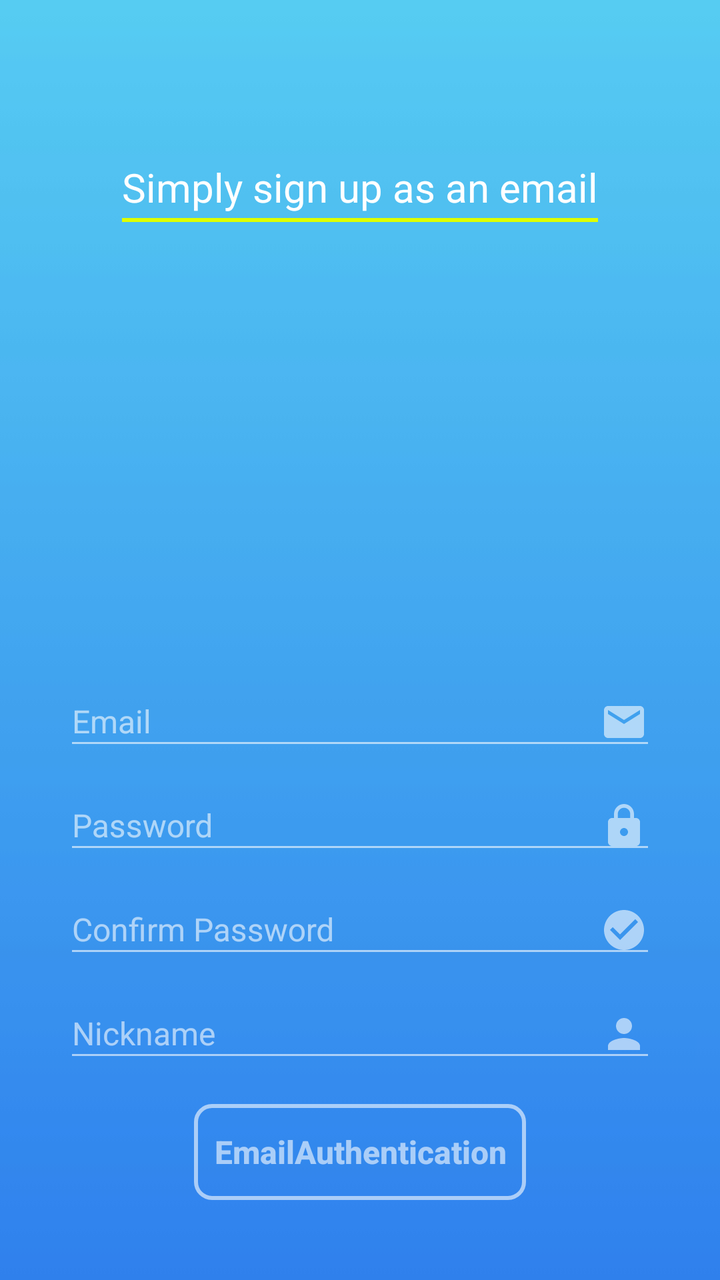
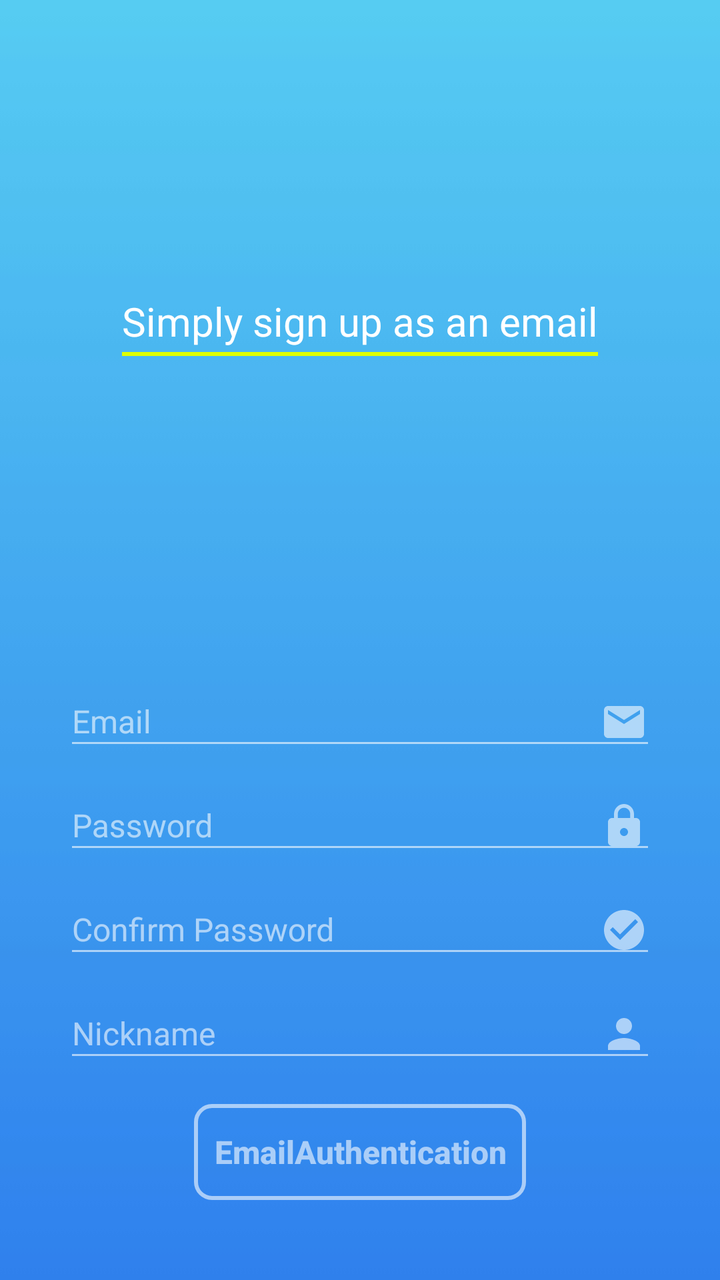

Before-and-after screenshots of an Android layout around one commit, followed by the original layout XML and the change that was made.
<!-- AndroidManifest.xml: application theme AppTheme -->
<!-- res/layout/activity_join.xml -->
<?xml version="1.0" encoding="utf-8"?>
<RelativeLayout xmlns:android="http://schemas.android.com/apk/res/android"
xmlns:app="http://schemas.android.com/apk/res-auto"
xmlns:tools="http://schemas.android.com/tools"
android:layout_width="match_parent"
android:layout_height="match_parent"
android:id="@+id/rlRoot"
android:background="@drawable/blue_skies">



<LinearLayout
    android:id="@+id/linearLayout"
    android:layout_width="wrap_content"
    android:layout_height="wrap_content"
    android:layout_alignParentTop="true"
    android:layout_centerHorizontal="true"
    android:layout_marginTop="80dp"
    android:orientation="horizontal">

    <LinearLayout
        android:layout_width="wrap_content"
        android:layout_height="wrap_content"
        android:orientation="vertical">

        <TextView
            android:id="@+id/textView"
            android:layout_width="wrap_content"
            android:layout_height="wrap_content"
            android:text="@string/textSimplySignupEmail"
            android:textColor="#ffffff"
            android:textSize="20sp" />

        <View
            android:layout_width="match_parent"
            android:layout_height="2dp"
            android:layout_marginTop="2dp"
            android:background="#deff00" />

    </LinearLayout>


</LinearLayout>


<LinearLayout
    android:layout_width="match_parent"
    android:layout_height="wrap_content"
    android:layout_alignParentBottom="true"
    android:layout_centerHorizontal="true"
    android:layout_marginBottom="32dp"
    android:orientation="vertical"
    android:paddingLeft="32dp"
    android:paddingRight="32dp">



    <com.google.android.material.textfield.TextInputLayout
        android:layout_width="match_parent"
        android:layout_height="wrap_content"
        android:textColorHint="#96ffffff"
        android:theme="@style/EditScreenTextInputLayoutStyle">

        <com.google.android.material.textfield.TextInputEditText
            android:layout_width="match_parent"
            android:layout_height="match_parent"
            android:drawablePadding="16dp"
            android:drawableRight="@drawable/ic_email_white_24dp"
            android:hint="@string/textEmail"
            android:id="@+id/etId"
            android:inputType="textEmailAddress"
            android:maxLines="1"
            android:textColor="@android:color/white"
            android:textSize="16sp" />
    </com.google.android.material.textfield.TextInputLayout>

    <com.google.android.material.textfield.TextInputLayout
        android:layout_width="match_parent"
        android:layout_height="wrap_content"
        android:textColorHint="#96ffffff"
        android:theme="@style/EditScreenTextInputLayoutStyle">

        <com.google.android.material.textfield.TextInputEditText
            android:layout_width="match_parent"
            android:layout_height="match_parent"
            android:drawablePadding="16dp"
            android:drawableRight="@drawable/ic_lock_white_24dp"
            android:hint="@string/textPassword"
            android:id="@+id/etPassword"
            android:inputType="textPassword"
            android:maxLines="1"
            android:textColor="@android:color/white"
            android:textSize="16sp" />
    </com.google.android.material.textfield.TextInputLayout>


    <com.google.android.material.textfield.TextInputLayout
        android:layout_width="match_parent"
        android:layout_height="wrap_content"
        android:textColorHint="#96ffffff"
        android:theme="@style/EditScreenTextInputLayoutStyle">

        <com.google.android.material.textfield.TextInputEditText
            android:layout_width="match_parent"
            android:layout_height="match_parent"
            android:drawablePadding="16dp"
            android:drawableRight="@drawable/ic_confirm"
            android:hint="@string/textConfirmPassword"
            android:id="@+id/etRePassword"
            android:inputType="textPassword"
            android:maxLines="1"
            android:textColor="@android:color/white"
            android:textSize="16sp" />
    </com.google.android.material.textfield.TextInputLayout>

    <com.google.android.material.textfield.TextInputLayout
        android:layout_width="match_parent"
        android:layout_height="wrap_content"
        android:textColorHint="#96ffffff"
        android:theme="@style/EditScreenTextInputLayoutStyle">

        <com.google.android.material.textfield.TextInputEditText
            android:layout_width="match_parent"
            android:layout_height="match_parent"
            android:drawablePadding="16dp"
            android:drawableRight="@drawable/ic_nickname"
            android:hint="@string/textNickname"
            android:id="@+id/etNick"
            android:maxLines="1"
            android:textColor="@android:color/white"
            android:textSize="16sp" />
    </com.google.android.material.textfield.TextInputLayout>

    <LinearLayout
        android:layout_width="match_parent"
        android:layout_height="wrap_content"
        android:layout_marginTop="16dp"
        android:layout_marginBottom="8dp"
        android:gravity="center"
        android:orientation="horizontal">



        <Button
            android:layout_width="wrap_content"
            android:layout_height="wrap_content"
            android:background="@drawable/buttonshapewhitebg"
            android:text="@string/textEmailAuthentication"
            android:id="@+id/btnJoin"
            android:textAllCaps="false"
            android:textColor="#96ffffff"
            android:textSize="16dp"
            android:padding="10dp"
            android:textStyle="bold" />


    </LinearLayout>

</LinearLayout>


</RelativeLayout>
<!-- resources referenced by this layout -->
<resources>
  <!-- drawable blue_skies: jpg bitmap (drawable, 1647 bytes) -->
  <!-- drawable buttonshapewhitebg (drawable) -->
  <?xml version="1.0" encoding="utf-8"?>
  <selector xmlns:android="http://schemas.android.com/apk/res/android">
      <item>
          <shape android:shape="rectangle">
              <corners android:radius="8dp" />
              <solid android:color="@android:color/transparent"/>
              <stroke android:color="#96ffffff"
                  android:width="2dp"/>
          </shape>
      </item>
  </selector>
  <!-- drawable ic_confirm (drawable) -->
  <vector xmlns:android="http://schemas.android.com/apk/res/android"
          android:width="24dp"
          android:height="24dp"
          android:viewportWidth="24.0"
          android:viewportHeight="24.0">
      <path
          android:fillColor="#96ffffff"
          android:pathData="M12,2C6.48,2 2,6.48 2,12s4.48,10 10,10 10,-4.48 10,-10S17.52,2 12,2zM10,17l-5,-5 1.41,-1.41L10,14.17l7.59,-7.59L19,8l-9,9z"/>
  </vector>
  <!-- drawable ic_email_white_24dp (drawable) -->
  <vector xmlns:android="http://schemas.android.com/apk/res/android"
          android:width="24dp"
          android:height="24dp"
          android:viewportWidth="24.0"
          android:viewportHeight="24.0">
      <path
          android:fillColor="#96ffffff"
          android:pathData="M20,4L4,4c-1.1,0 -1.99,0.9 -1.99,2L2,18c0,1.1 0.9,2 2,2h16c1.1,0 2,-0.9 2,-2L22,6c0,-1.1 -0.9,-2 -2,-2zM20,8l-8,5 -8,-5L4,6l8,5 8,-5v2z"/>
  </vector>
  <!-- drawable ic_lock_white_24dp (drawable) -->
  <vector xmlns:android="http://schemas.android.com/apk/res/android"
          android:width="24dp"
          android:height="24dp"
          android:viewportWidth="24.0"
          android:viewportHeight="24.0">
      <path
          android:fillColor="#96ffffff"
          android:pathData="M18,8h-1L17,6c0,-2.76 -2.24,-5 -5,-5S7,3.24 7,6v2L6,8c-1.1,0 -2,0.9 -2,2v10c0,1.1 0.9,2 2,2h12c1.1,0 2,-0.9 2,-2L20,10c0,-1.1 -0.9,-2 -2,-2zM12,17c-1.1,0 -2,-0.9 -2,-2s0.9,-2 2,-2 2,0.9 2,2 -0.9,2 -2,2zM15.1,8L8.9,8L8.9,6c0,-1.71 1.39,-3.1 3.1,-3.1 1.71,0 3.1,1.39 3.1,3.1v2z"/>
  </vector>
  <!-- drawable ic_nickname (drawable) -->
  <vector xmlns:android="http://schemas.android.com/apk/res/android"
          android:width="24dp"
          android:height="24dp"
          android:viewportWidth="24.0"
          android:viewportHeight="24.0">
      <path
          android:fillColor="#96ffffff"
          android:pathData="M12,12c2.21,0 4,-1.79 4,-4s-1.79,-4 -4,-4 -4,1.79 -4,4 1.79,4 4,4zM12,14c-2.67,0 -8,1.34 -8,4v2h16v-2c0,-2.66 -5.33,-4 -8,-4z"/>
  </vector>
  <string name="textConfirmPassword">Confirm Password</string>
  <string name="textEmail">Email</string>
  <string name="textEmailAuthentication">EmailAuthentication</string>
  <string name="textNickname">Nickname</string>
  <string name="textPassword">Password</string>
  <string name="textSimplySignupEmail">Simply sign up as an email</string>
  <style name="EditScreenTextInputLayoutStyle" parent="Theme.AppCompat.Light.DarkActionBar">
          <item name="colorControlNormal">@color/textInputLayout</item>
          <item name="colorControlActivated">@color/textInputLayout</item>
          <item name="colorControlHighlight">@color/textInputLayout</item>
          <item name="colorAccent">@color/textInputLayout</item>
          <item name="android:textColorHint">@color/textInputLayout</item>
      </style>
  <style name="AppTheme" parent="Theme.AppCompat.Light.DarkActionBar">
          
          <item name="colorPrimary">@color/blueSkiestop</item>
          <item name="colorPrimaryDark">@color/blueSkiestop</item>
          <item name="colorAccent">@color/black</item>
      </style>
  <color name="textInputLayout">#96ffffff</color>
  <color name="blueSkiestop">#56CBF2</color>
  <color name="black">#000</color>
</resources>

<!-- the commit's change to res/layout/activity_join.xml (unified diff, before → after) -->
@@ -13,9 +13,9 @@ android:background="@drawable/blue_skies">
     android:id="@+id/linearLayout"
     android:layout_width="wrap_content"
     android:layout_height="wrap_content"
-    android:layout_alignParentTop="true"
     android:layout_centerHorizontal="true"
-    android:layout_marginTop="80dp"
+    android:layout_marginBottom="150dp"
+    android:layout_above="@+id/llCenter"
     android:orientation="horizontal">
 
     <LinearLayout
@@ -43,120 +43,119 @@ android:background="@drawable/blue_skies">
 </LinearLayout>
 
 
-<LinearLayout
-    android:layout_width="match_parent"
-    android:layout_height="wrap_content"
-    android:layout_alignParentBottom="true"
-    android:layout_centerHorizontal="true"
-    android:layout_marginBottom="32dp"
-    android:orientation="vertical"
-    android:paddingLeft="32dp"
-    android:paddingRight="32dp">
-
-
-
-    <com.google.android.material.textfield.TextInputLayout
-        android:layout_width="match_parent"
-        android:layout_height="wrap_content"
-        android:textColorHint="#96ffffff"
-        android:theme="@style/EditScreenTextInputLayoutStyle">
-
-        <com.google.android.material.textfield.TextInputEditText
-            android:layout_width="match_parent"
-            android:layout_height="match_parent"
-            android:drawablePadding="16dp"
-            android:drawableRight="@drawable/ic_email_white_24dp"
-            android:hint="@string/textEmail"
-            android:id="@+id/etId"
-            android:inputType="textEmailAddress"
-            android:maxLines="1"
-            android:textColor="@android:color/white"
-            android:textSize="16sp" />
-    </com.google.android.material.textfield.TextInputLayout>
-
-    <com.google.android.material.textfield.TextInputLayout
-        android:layout_width="match_parent"
-        android:layout_height="wrap_content"
-        android:textColorHint="#96ffffff"
-        android:theme="@style/EditScreenTextInputLayoutStyle">
-
-        <com.google.android.material.textfield.TextInputEditText
-            android:layout_width="match_parent"
-            android:layout_height="match_parent"
-            android:drawablePadding="16dp"
-            android:drawableRight="@drawable/ic_lock_white_24dp"
-            android:hint="@string/textPassword"
-            android:id="@+id/etPassword"
-            android:inputType="textPassword"
-            android:maxLines="1"
-            android:textColor="@android:color/white"
-            android:textSize="16sp" />
-    </com.google.android.material.textfield.TextInputLayout>
-
-
-    <com.google.android.material.textfield.TextInputLayout
-        android:layout_width="match_parent"
-        android:layout_height="wrap_content"
-        android:textColorHint="#96ffffff"
-        android:theme="@style/EditScreenTextInputLayoutStyle">
-
-        <com.google.android.material.textfield.TextInputEditText
-            android:layout_width="match_parent"
-            android:layout_height="match_parent"
-            android:drawablePadding="16dp"
-            android:drawableRight="@drawable/ic_confirm"
-            android:hint="@string/textConfirmPassword"
-            android:id="@+id/etRePassword"
-            android:inputType="textPassword"
-            android:maxLines="1"
-            android:textColor="@android:color/white"
-            android:textSize="16sp" />
-    </com.google.android.material.textfield.TextInputLayout>
-
-    <com.google.android.material.textfield.TextInputLayout
-        android:layout_width="match_parent"
-        android:layout_height="wrap_content"
-        android:textColorHint="#96ffffff"
-        android:theme="@style/EditScreenTextInputLayoutStyle">
-
-        <com.google.android.material.textfield.TextInputEditText
-            android:layout_width="match_parent"
-            android:layout_height="match_parent"
-            android:drawablePadding="16dp"
-            android:drawableRight="@drawable/ic_nickname"
-            android:hint="@string/textNickname"
-            android:id="@+id/etNick"
-            android:maxLines="1"
-            android:textColor="@android:color/white"
-            android:textSize="16sp" />
-    </com.google.android.material.textfield.TextInputLayout>
-
     <LinearLayout
         android:layout_width="match_parent"
         android:layout_height="wrap_content"
-        android:layout_marginTop="16dp"
-        android:layout_marginBottom="8dp"
-        android:gravity="center"
-        android:orientation="horizontal">
+        android:layout_alignParentBottom="true"
+        android:layout_centerHorizontal="true"
+        android:layout_marginBottom="32dp"
+        android:orientation="vertical"
+        android:id="@+id/llCenter"
+        android:paddingLeft="32dp"
+        android:paddingRight="32dp">
 
 
+        <com.google.android.material.textfield.TextInputLayout
+            android:layout_width="match_parent"
+            android:layout_height="wrap_content"
+            android:textColorHint="#96ffffff"
+            android:theme="@style/EditScreenTextInputLayoutStyle">
 
-        <Button
-            android:layout_width="wrap_content"
+            <com.google.android.material.textfield.TextInputEditText
+                android:id="@+id/etId"
+                android:layout_width="match_parent"
+                android:layout_height="match_parent"
+                android:drawableRight="@drawable/ic_email_white_24dp"
+                android:drawablePadding="16dp"
+                android:hint="@string/textEmail"
+                android:inputType="textEmailAddress"
+                android:maxLines="1"
+                android:textColor="@android:color/white"
+                android:textSize="16sp" />
+        </com.google.android.material.textfield.TextInputLayout>
+
+        <com.google.android.material.textfield.TextInputLayout
+            android:layout_width="match_parent"
             android:layout_height="wrap_content"
-            android:background="@drawable/buttonshapewhitebg"
-            android:text="@string/textEmailAuthentication"
-            android:id="@+id/btnJoin"
-            android:textAllCaps="false"
-            android:textColor="#96ffffff"
-            android:textSize="16dp"
-            android:padding="10dp"
-            android:textStyle="bold" />
+            android:textColorHint="#96ffffff"
+            android:theme="@style/EditScreenTextInputLayoutStyle">
 
+            <com.google.android.material.textfield.TextInputEditText
+                android:id="@+id/etPassword"
+                android:layout_width="match_parent"
+                android:layout_height="match_parent"
+                android:drawableRight="@drawable/ic_lock_white_24dp"
+                android:drawablePadding="16dp"
+                android:hint="@string/textPassword"
+                android:inputType="textPassword"
+                android:maxLines="1"
+                android:textColor="@android:color/white"
+                android:textSize="16sp" />
+        </com.google.android.material.textfield.TextInputLayout>
+
+
+        <com.google.android.material.textfield.TextInputLayout
+            android:layout_width="match_parent"
+            android:layout_height="wrap_content"
+            android:textColorHint="#96ffffff"
+            android:theme="@style/EditScreenTextInputLayoutStyle">
+
+            <com.google.android.material.textfield.TextInputEditText
+                android:id="@+id/etRePassword"
+                android:layout_width="match_parent"
+                android:layout_height="match_parent"
+                android:drawableRight="@drawable/ic_confirm"
+                android:drawablePadding="16dp"
+                android:hint="@string/textConfirmPassword"
+                android:inputType="textPassword"
+                android:maxLines="1"
+                android:textColor="@android:color/white"
+                android:textSize="16sp" />
+        </com.google.android.material.textfield.TextInputLayout>
+
+        <com.google.android.material.textfield.TextInputLayout
+            android:layout_width="match_parent"
+            android:layout_height="wrap_content"
+            android:textColorHint="#96ffffff"
+            android:theme="@style/EditScreenTextInputLayoutStyle">
+
+            <com.google.android.material.textfield.TextInputEditText
+                android:id="@+id/etNick"
+                android:layout_width="match_parent"
+                android:layout_height="match_parent"
+                android:drawableRight="@drawable/ic_nickname"
+                android:drawablePadding="16dp"
+                android:hint="@string/textNickname"
+                android:maxLines="1"
+                android:textColor="@android:color/white"
+                android:textSize="16sp" />
+        </com.google.android.material.textfield.TextInputLayout>
+
+        <LinearLayout
+            android:layout_width="match_parent"
+            android:layout_height="wrap_content"
+            android:layout_marginTop="16dp"
+            android:layout_marginBottom="8dp"
+            android:gravity="center"
+            android:orientation="horizontal">
+
+
+            <Button
+                android:id="@+id/btnJoin"
+                android:layout_width="wrap_content"
+                android:layout_height="wrap_content"
+                android:background="@drawable/buttonshapewhitebg"
+                android:padding="10dp"
+                android:text="@string/textEmailAuthentication"
+                android:textAllCaps="false"
+                android:textColor="#96ffffff"
+                android:textSize="16dp"
+                android:textStyle="bold" />
+
+
+        </LinearLayout>
 
     </LinearLayout>
 
-</LinearLayout>
-
 
 </RelativeLayout>
